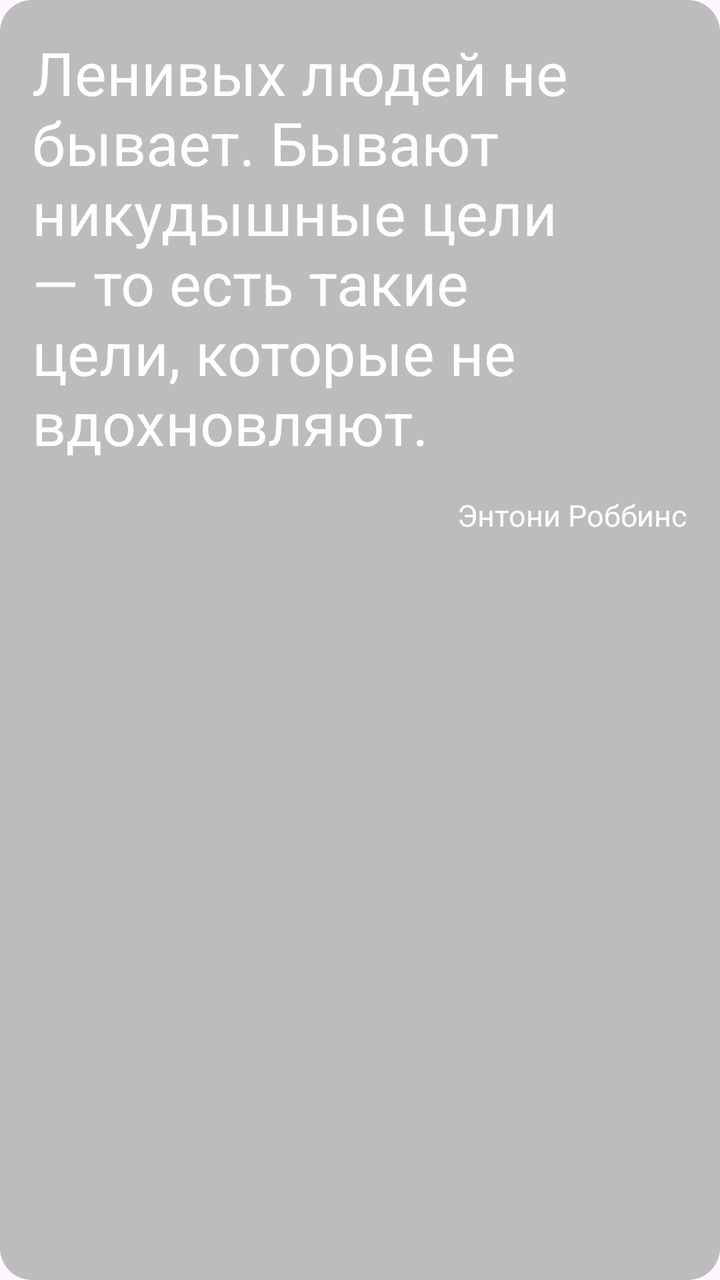
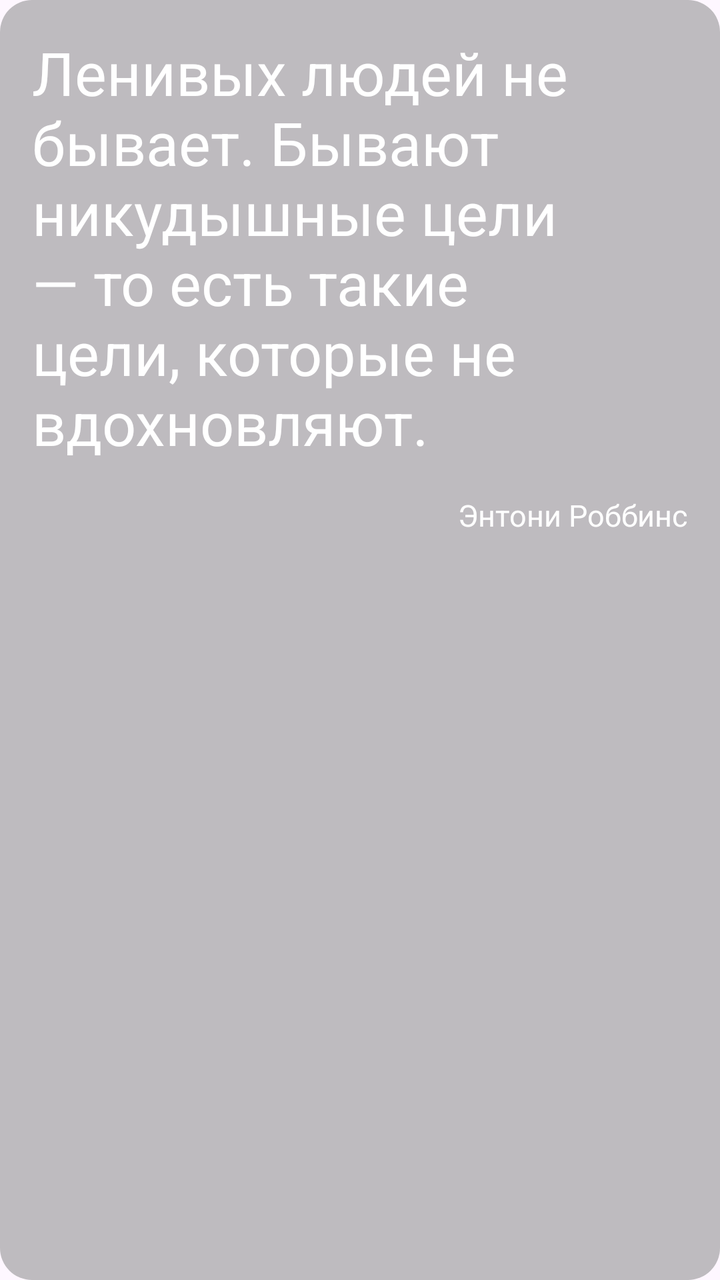

Screens rendered from an Android XML layout before and after an edit, with the pre-edit source and the edit as a unified diff.
<!-- AndroidManifest.xml: application theme Theme.RandomQuotesWidget -->
<!-- res/layout/widget_quote_preview.xml -->
<?xml version="1.0" encoding="utf-8"?>
<LinearLayout xmlns:android="http://schemas.android.com/apk/res/android"
    android:layout_width="match_parent"
    android:layout_height="wrap_content"
    android:padding="@dimen/widget_padding"
    android:background="@drawable/widget_preview_background_shape"
    android:orientation="vertical">

    <TextView
        android:id="@+id/quote"
        android:layout_width="match_parent"
        android:layout_height="wrap_content"
        android:text="@string/widget_preview_quote"
        android:textColor="@android:color/white"
        android:textSize="@dimen/quote_widget_quote_default_text_size" />

    <TextView
        android:id="@+id/author"
        android:layout_width="wrap_content"
        android:layout_height="wrap_content"
        android:layout_marginTop="16dp"
        android:layout_gravity="end"
        android:text="@string/widget_preview_quote_author"
        android:textColor="@android:color/white"
        android:textSize="@dimen/quote_widget_author_default_text_size" />

</LinearLayout>
<!-- resources referenced by this layout -->
<resources>
  <dimen name="quote_widget_author_default_text_size">15sp</dimen>
  <dimen name="quote_widget_quote_default_text_size">30sp</dimen>
  <dimen name="widget_padding">16dp</dimen>
  <!-- drawable widget_preview_background_shape (drawable) -->
  <?xml version="1.0" encoding="utf-8"?>
  <shape xmlns:android="http://schemas.android.com/apk/res/android"
      android:shape="rectangle">
  
      <solid android:color="@color/widget_preview_container_background_color" />
  
      <corners android:radius="@dimen/spacing_16" />
  
  </shape>
  <string name="widget_preview_quote">Ленивых людей не бывает. Бывают никудышные цели — то есть такие цели, которые не вдохновляют.</string>
  <string name="widget_preview_quote_author">Энтони Роббинс</string>
  <style name="Theme.RandomQuotesWidget" parent="Base.Theme.RandomQuotesWidget" />
  <color name="widget_preview_container_background_color">#80808080</color>
  <dimen name="spacing_16">16dp</dimen>
  <style name="Base.Theme.RandomQuotesWidget" parent="Theme.Material3.DayNight.NoActionBar">
          
          
      </style>
</resources>

<!-- the commit's change to res/layout/widget_quote_preview.xml (unified diff, before → after) -->
@@ -16,10 +16,10 @@
 
     <TextView
         android:id="@+id/author"
-        android:layout_width="wrap_content"
+        android:layout_width="match_parent"
         android:layout_height="wrap_content"
         android:layout_marginTop="16dp"
-        android:layout_gravity="end"
+        android:gravity="end"
         android:text="@string/widget_preview_quote_author"
         android:textColor="@android:color/white"
         android:textSize="@dimen/quote_widget_author_default_text_size" />
